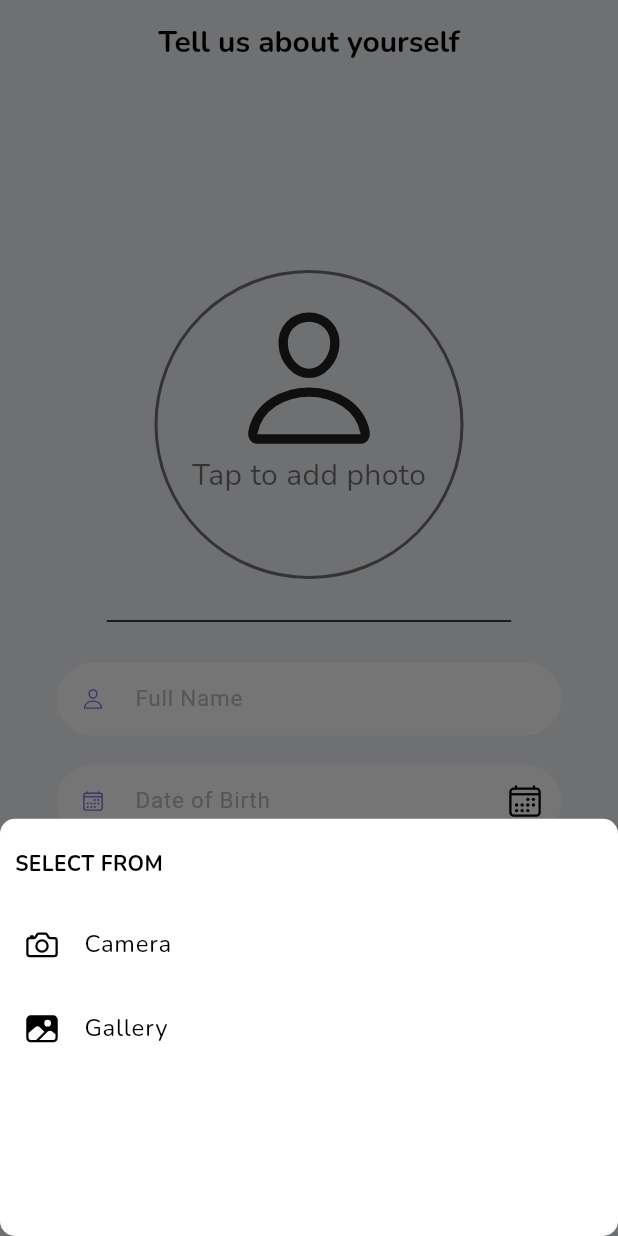
After one commit to Tuanpluss02/HiCoder, a Flutter app: the MoreInfo screen opened directly, after a tap on "Tap to add photo", on a phone screen of 412 x 824 dp. The commit adds this screen. Run offline on Flutter 3.47's test engine with Material 3 defaults, Android fonts, the phone set to English and light mode, and no system bars; drawn by our look-alikes of loading_overlay; our stand-ins replace cached_network_image, dio, flutter_spinkit, google_fonts, image_picker, ionicons and 4 more; missing offline and left inert: date_picker_plus, dio_smart_retry; accounts and stored records are empty.

Commit message:
(feat) add more_info screen, add validation for name, dob

```diff
--- /dev/null
+++ b/lib/auth/register/more_info.dart
@@ -0,0 +1,248 @@
+import 'package:date_picker_plus/date_picker_plus.dart';
+import 'package:flutter/cupertino.dart';
+import 'package:flutter/material.dart';
+import 'package:hicoder/components/text_form_builder.dart';
+import 'package:hicoder/screens/mainscreen.dart';
+import 'package:hicoder/view_models/user/user_view_model.dart';
+import 'package:hicoder/widgets/indicators.dart';
+import 'package:ionicons/ionicons.dart';
+import 'package:loading_overlay/loading_overlay.dart';
+import 'package:provider/provider.dart';
+
+import '../../utils/validation.dart';
+
+class MoreInfo extends StatefulWidget {
+  const MoreInfo({super.key});
+
+  @override
+  State<MoreInfo> createState() => _MoreInfoState();
+}
+
+class _MoreInfoState extends State<MoreInfo> {
+  TextEditingController dobController = TextEditingController();
+  @override
+  Widget build(BuildContext context) {
+    UserViewModel viewModel = Provider.of<UserViewModel>(context);
+    return PopScope(
+      onPopInvoked: (x) async {},
+      child: LoadingOverlay(
+        progressIndicator: circularProgress(context),
+        isLoading: viewModel.loading,
+        child: Scaffold(
+          key: viewModel.scaffoldKey,
+          appBar: AppBar(
+            title: const Text('Tell us about yourself'),
+            centerTitle: true,
+            automaticallyImplyLeading: false,
+          ),
+          body: Padding(
+            padding: const EdgeInsets.symmetric(horizontal: 30.0),
+            child: Column(
+              crossAxisAlignment: CrossAxisAlignment.center,
+              mainAxisAlignment: MainAxisAlignment.center,
+              children: [
+                Container(
+                  width: MediaQuery.of(context).size.width * .5,
+                  height: MediaQuery.of(context).size.width * .5,
+                  decoration: BoxDecoration(
+                    shape: BoxShape.circle,
+                    border: Border.all(color: Colors.black54, width: 2),
+                  ),
+                  child: InkWell(
+                    splashColor: Colors.transparent,
+                    onTap: () => showImageChoices(context, viewModel),
+                    child: viewModel.avatarUrl == null
+                        ? const Center(
+                            child: Column(
+                              children: [
+                                SizedBox(height: 20.0),
+                                Icon(
+                                  Ionicons.person_outline,
+                                  size: 100.0,
+                                ),
+                                Text(
+                                  'Tap to add photo',
+                                  style: TextStyle(
+                                    color: Colors.black54,
+                                    fontSize: 20.0,
+                                  ),
+                                ),
+                              ],
+                            ),
+                          )
+                        : ClipOval(
+                            child: Image.network(
+                              viewModel.avatarUrl!,
+                              fit: BoxFit.cover,
+                            ),
+                          ),
+                  ),
+                ),
+                const SizedBox(height: 20.0),
+                Divider(
+                  color: Colors.black,
+                  thickness: 1,
+                  indent: MediaQuery.of(context).size.width * .1,
+                  endIndent: MediaQuery.of(context).size.width * .1,
+                ),
+                const SizedBox(height: 20.0),
+                TextFormBuilder(
+                  enabled: !viewModel.loading,
+                  prefix: Ionicons.person_outline,
+                  hintText: "Full Name",
+                  textInputAction: TextInputAction.next,
+                  validateFunction: Validations.validateFullName,
+                  onSaved: (String val) {
+                    viewModel.setFullName(val);
+                  },
+                ),
+                const SizedBox(height: 15.0),
+                TextFormBuilder(
+                  enabled: !viewModel.loading,
+                  controller: dobController,
+                  prefix: Ionicons.calendar_outline,
+                  hintText: "Date of Birth",
+                  suffix: GestureDetector(
+                    onTap: () async {
+                      final DateTime? picked = await showDatePickerDialog(
+                        splashColor: Theme.of(context).colorScheme.secondary,
+                        highlightColor: Theme.of(context).colorScheme.secondary,
+                        slidersColor: Theme.of(context).colorScheme.secondary,
+                        leadingDateTextStyle: const TextStyle(
+                          color: Colors.black,
+                          fontSize: 20,
+                          fontWeight: FontWeight.bold,
+                        ),
+                        context: context,
+                        initialDate: DateTime.now(),
+                        minDate: DateTime(1900, 1, 1),
+                        maxDate: DateTime.now(),
+                        currentDate: DateTime.now(),
+                        selectedDate: DateTime.now(),
+                        currentDateDecoration: BoxDecoration(
+                          color: Theme.of(context).colorScheme.secondary,
+                          border: Border.fromBorderSide(
+                            BorderSide(
+                                color: Theme.of(context).colorScheme.secondary),
+                          ),
+                        ),
+                        initialPickerType: PickerType.days,
+                        selectedCellDecoration: BoxDecoration(
+                          borderRadius: BorderRadius.circular(45),
+                          color: Theme.of(context).colorScheme.secondary,
+                        ),
+                        slidersSize: 20,
+                        splashRadius: 40,
+                        centerLeadingDate: true,
+                      );
+                      if (picked != null) {
+                        dobController.text = picked.toString().split(" ").first;
+                      }
+                    },
+                    child: const Icon(Ionicons.calendar_outline),
+                  ),
+                  textInputAction: TextInputAction.next,
+                  validateFunction: Validations.validateDate,
+                  onSaved: (String val) {
+                    viewModel.setDateOfBirth(val);
+                  },
+                ),
+                const SizedBox(height: 15.0),
+                TextFormBuilder(
+                  enabled: !viewModel.loading,
+                  prefix: Ionicons.pencil_outline,
+                  hintText: "About You",
+                  textInputAction: TextInputAction.next,
+                  onSaved: (String val) {
+                    viewModel.setAbout(val);
+                  },
+                ),
+                const SizedBox(height: 20.0),
+                Center(
+                  child: ElevatedButton(
+                    style: ButtonStyle(
+                      backgroundColor: MaterialStateProperty.all<Color>(
+                          Theme.of(context).colorScheme.secondary),
+                      shape: MaterialStateProperty.all<RoundedRectangleBorder>(
+                        RoundedRectangleBorder(
+                          borderRadius: BorderRadius.circular(45.0),
+                        ),
+                      ),
+                    ),
+                    child: Padding(
+                      padding: const EdgeInsets.all(10.0),
+                      child: Center(
+                        child: Text('Continue'.toUpperCase(),
+                            style: const TextStyle(
+                              color: Colors.white,
+                              fontSize: 20.0,
+                            )),
+                      ),
+                    ),
+                    onPressed: () => {
+                      viewModel.updateUser(context),
+                      if (context.mounted)
+                        {
+                          Navigator.of(context).pushReplacement(
+                            CupertinoPageRoute(
+                              builder: (_) => const TabScreen(),
+                            ),
+                          )
+                        }
+                    },
+                  ),
+                ),
+              ],
+            ),
+          ),
+        ),
+      ),
+    );
+  }
+
+  showImageChoices(BuildContext context, UserViewModel viewModel) {
+    showModalBottomSheet(
+      context: context,
+      shape: RoundedRectangleBorder(
+        borderRadius: BorderRadius.circular(10.0),
+      ),
+      builder: (BuildContext context) {
+        return FractionallySizedBox(
+          heightFactor: .6,
+          child: Column(
+            crossAxisAlignment: CrossAxisAlignment.start,
+            children: [
+              const SizedBox(height: 20.0),
+              Padding(
+                padding: const EdgeInsets.symmetric(horizontal: 10.0),
+                child: Text(
+                  'Select from'.toUpperCase(),
+                  style: const TextStyle(
+                    fontWeight: FontWeight.bold,
+                  ),
+                ),
+              ),
+              const Divider(),
+              ListTile(
+                leading: const Icon(Ionicons.camera_outline),
+                title: const Text('Camera'),
+                onTap: () {
+                  Navigator.pop(context);
+                  viewModel.pickImage(camera: true, context: context);
+                },
+              ),
+              ListTile(
+                leading: const Icon(Ionicons.image),
+                title: const Text('Gallery'),
+                onTap: () {
+                  Navigator.pop(context);
+                  viewModel.pickImage(context: context);
+                },
+              ),
+            ],
+          ),
+        );
+      },
+    );
+  }
+}
--- a/lib/services/user_service.dart
+++ b/lib/services/user_service.dart
@@ -19,7 +19,7 @@ class UserService {
     if (response.statusCode != 200) {
       throw Exception(response.data["message"]);
     }
-    return UserModel.fromJson(response.data["data"]);
+    return UserModel.fromJson(response.data["body"]);
   }
 
   Future<void> updateProfile({required UserModel user}) async {
--- a/lib/utils/constants.dart
+++ b/lib/utils/constants.dart
@@ -17,6 +17,9 @@ class Constants {
   static Color darkBG = const Color(0xff2B2B2B);
 
   static ThemeData lightTheme = ThemeData(
+    splashColor: Colors.transparent,
+    highlightColor: Colors.transparent,
+    hoverColor: Colors.transparent,
     primaryColor: lightPrimary,
     textSelectionTheme: TextSelectionThemeData(
       cursorColor: lightAccent,
@@ -49,6 +52,9 @@ class Constants {
   );
 
   static ThemeData darkTheme = ThemeData(
+    splashColor: Colors.transparent,
+    highlightColor: Colors.transparent,
+    hoverColor: Colors.transparent,
     iconTheme: const IconThemeData(color: Colors.white),
     primaryColor: darkPrimary,
     scaffoldBackgroundColor: darkBG,
--- a/lib/view_models/user/user_view_model.dart
+++ b/lib/view_models/user/user_view_model.dart
@@ -10,6 +10,7 @@ import '../../widgets/snack_bar.dart';
 
 class UserViewModel extends ChangeNotifier {
   UserService userService = UserService();
+  MediaService mediaService = MediaService();
 
   //Keys
   GlobalKey<ScaffoldState> scaffoldKey = GlobalKey<ScaffoldState>();
@@ -18,9 +19,28 @@ class UserViewModel extends ChangeNotifier {
   bool loading = false;
   UserModel? user;
   final picker = ImagePicker();
+  String? fullName;
+  String? avatarUrl;
+  String? dateOfBirth;
+  String about = "";
 
   setUser(UserModel user) {
     this.user = user;
+    notifyListeners();
+  }
+
+  setFullName(String fullName) {
+    this.fullName = fullName;
+    notifyListeners();
+  }
+
+  setAbout(String about) {
+    this.about = about;
+    notifyListeners();
+  }
+
+  setDateOfBirth(String dateOfBirth) {
+    this.dateOfBirth = dateOfBirth;
     notifyListeners();
   }
 
@@ -32,13 +52,19 @@ class UserViewModel extends ChangeNotifier {
           source: camera ? ImageSource.camera : ImageSource.gallery,
           imageQuality: 50);
       File mediaFile = File(pickedFile!.path);
-      user!.mediaUrl = await MediaService().uploadMedia(mediaFile);
+      UserModel loadedUser = await userService.getCurrentUser();
+      avatarUrl = await mediaService.uploadMedia(mediaFile);
+      loadedUser.avatarUrl = avatarUrl;
+      user = loadedUser;
       loading = false;
       notifyListeners();
     } catch (e) {
+      debugPrint(e.toString());
       loading = false;
       notifyListeners();
-      if (context.mounted) showInSnackBar('Cancelled', context);
+      if (context.mounted) {
+        showInSnackBar('Upload avatar failed, please try again', context);
+      }
     }
   }
 
--- a/pubspec.yaml
+++ b/pubspec.yaml
@@ -59,6 +59,7 @@ dependencies:
   dio_smart_retry: ^6.0.0
   shared_preferences: ^2.2.3
   timeago: ^3.6.1
+  date_picker_plus: ^3.0.2
 
 dev_dependencies:
   flutter_test:
```
Also changed, not shown: lib/auth/register/profile_pic.dart (deleted, +0 -155 lines), lib/components/text_form_builder.dart (+6 -12 lines), lib/main.dart (+5 -3 lines), lib/utils/validation.dart (+22 -1 lines), lib/view_models/auth/register_view_model.dart (+2 -7 lines), pubspec.lock.
